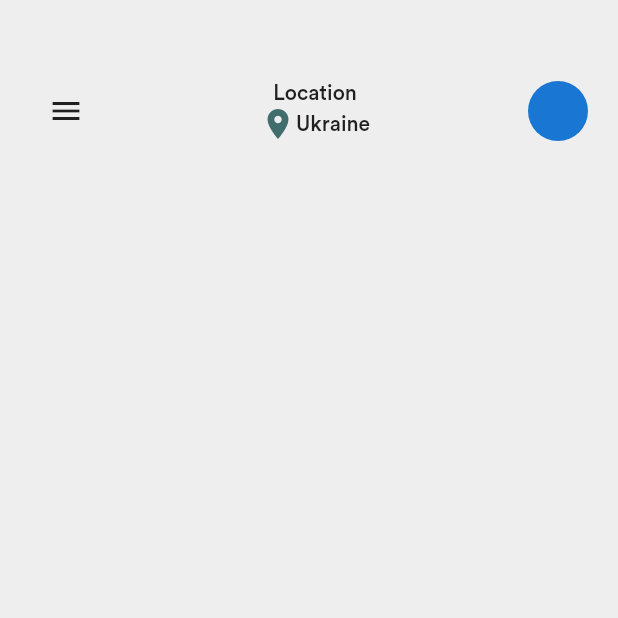
After one commit to pritsorathiya5181/Flutter-Responsive-Ui, a Flutter app: the screen it shows after launch, after a tap on the "menu" icon, after a tap on the "arrow back ios" icon, on a phone screen of 412 x 824 dp, the top half of it. The commit adds this screen. Run offline on Flutter 3.47's test engine with Material 2 defaults, Android fonts, the phone set to English and light mode, and no system bars; our stand-ins replace after_layout, liquid_swipe.

Commit message:
working on screen animated container

```diff
--- /dev/null
+++ b/HiddenDrawer/lib/drawerScreen.dart
@@ -0,0 +1,17 @@
+import 'package:HiddenDrawer/configuration.dart';
+import 'package:flutter/material.dart';
+
+class DrawerScreen extends StatefulWidget {
+  @override
+  _DrawerScreenState createState() => _DrawerScreenState();
+}
+
+class _DrawerScreenState extends State<DrawerScreen> {
+  @override
+  Widget build(BuildContext context) {
+    return Container(
+      color: primaryGreen,
+      padding: EdgeInsets.only(top: 50, bottom: 70, left: 10),
+    );
+  }
+}
--- /dev/null
+++ b/HiddenDrawer/lib/homeScreen.dart
@@ -0,0 +1,82 @@
+import 'package:HiddenDrawer/configuration.dart';
+import 'package:flutter/cupertino.dart';
+import 'package:flutter/material.dart';
+
+class HomeScreen extends StatefulWidget {
+  @override
+  _HomeScreenState createState() => _HomeScreenState();
+}
+
+class _HomeScreenState extends State<HomeScreen> {
+  double xOffset = 0;
+  double yOffset = 0;
+  double scaleFactor = 1;
+
+  bool isDrawerOpen = false;
+
+  @override
+  Widget build(BuildContext context) {
+    return AnimatedContainer(
+      transform: Matrix4.translationValues(xOffset, yOffset, 0)
+        ..scale(scaleFactor)
+        ..rotateY(isDrawerOpen ? -0.5 : 0),
+      duration: Duration(milliseconds: 250),
+      // color: Colors.white,
+      decoration: BoxDecoration(
+          color: Colors.grey[200],
+          borderRadius: BorderRadius.circular(isDrawerOpen ? 40 : 0.0)),
+      child: Column(
+        children: [
+          SizedBox(
+            height: 50,
+          ),
+          Container(
+            margin: EdgeInsets.symmetric(horizontal: 20),
+            child: Row(
+              mainAxisAlignment: MainAxisAlignment.spaceBetween,
+              children: [
+                isDrawerOpen
+                    ? IconButton(
+                        icon: Icon(Icons.arrow_back_ios),
+                        onPressed: () {
+                          setState(() {
+                            xOffset = 0;
+                            yOffset = 0;
+                            scaleFactor = 1;
+                            isDrawerOpen = false;
+                          });
+                        },
+                      )
+                    : IconButton(
+                        icon: Icon(Icons.menu),
+                        onPressed: () {
+                          setState(() {
+                            xOffset = 230;
+                            yOffset = 150;
+                            scaleFactor = 0.6;
+                            isDrawerOpen = true;
+                          });
+                        }),
+                Column(
+                  children: [
+                    Text('Location'),
+                    Row(
+                      children: [
+                        Icon(
+                          Icons.location_on,
+                          color: primaryGreen,
+                        ),
+                        Text('Ukraine'),
+                      ],
+                    ),
+                  ],
+                ),
+                CircleAvatar()
+              ],
+            ),
+          ),
+        ],
+      ),
+    );
+  }
+}
--- a/HiddenDrawer/lib/main.dart
+++ b/HiddenDrawer/lib/main.dart
@@ -1,27 +1,23 @@
 import 'package:flutter/material.dart';
 
+import 'drawerScreen.dart';
+import 'homeScreen.dart';
+
 void main() {
-  runApp(MyApp());
+  runApp(MaterialApp(
+    debugShowCheckedModeBanner: false,
+    home: HomePage(),
+    theme: ThemeData(fontFamily: 'Circular'),
+  ));
 }
 
-class MyApp extends StatelessWidget {
-  // This widget is the root of your application.
+class HomePage extends StatelessWidget {
   @override
   Widget build(BuildContext context) {
-    return MaterialApp(
-      title: 'Flutter Demo',
-      theme: ThemeData(
-        primarySwatch: Colors.blue,
-        visualDensity: VisualDensity.adaptivePlatformDensity,
+    return Scaffold(
+      body: Stack(
+        children: [DrawerScreen(), HomeScreen()],
       ),
-      home: MyHomePage(),
     );
   }
 }
-
-class MyHomePage extends StatelessWidget {
-  @override
-  Widget build(BuildContext context) {
-    return Scaffold();
-  }
-}
--- a/HiddenDrawer/pubspec.yaml
+++ b/HiddenDrawer/pubspec.yaml
@@ -18,7 +18,7 @@ publish_to: "none" # Remove this line if you wish to publish to pub.dev
 version: 1.0.0+1
 
 environment:
-  sdk: ">=2.7.0 <3.0.0"
+  sdk: ">=2.1.0 <3.0.0"
 
 dependencies:
   flutter:
```
